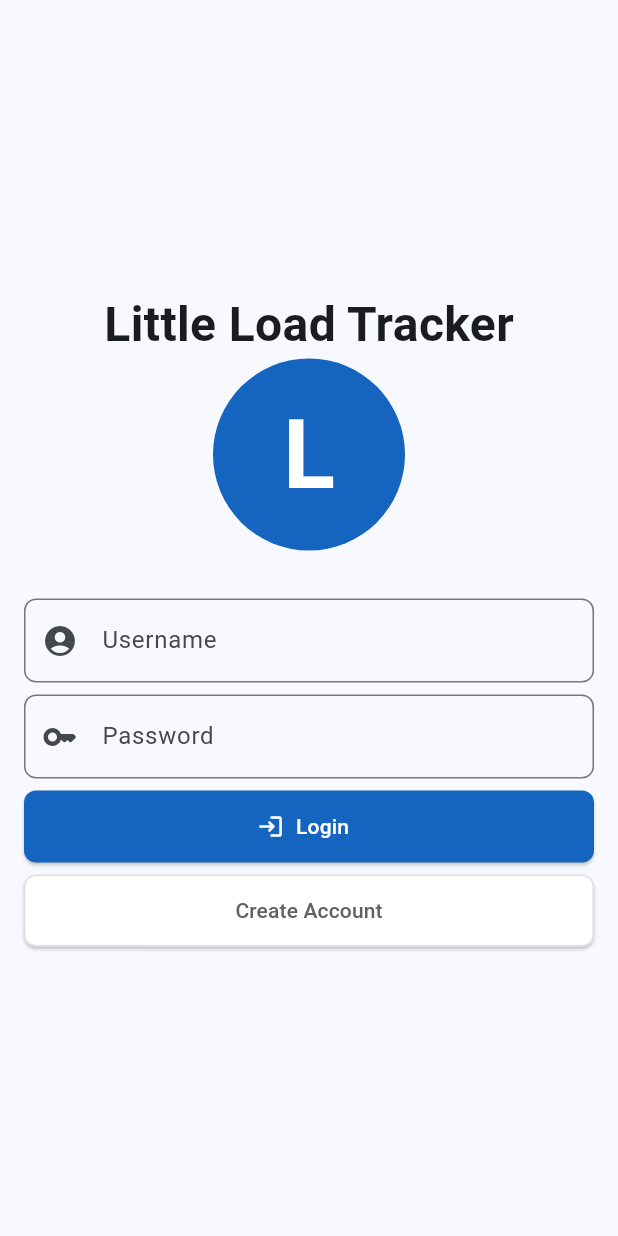
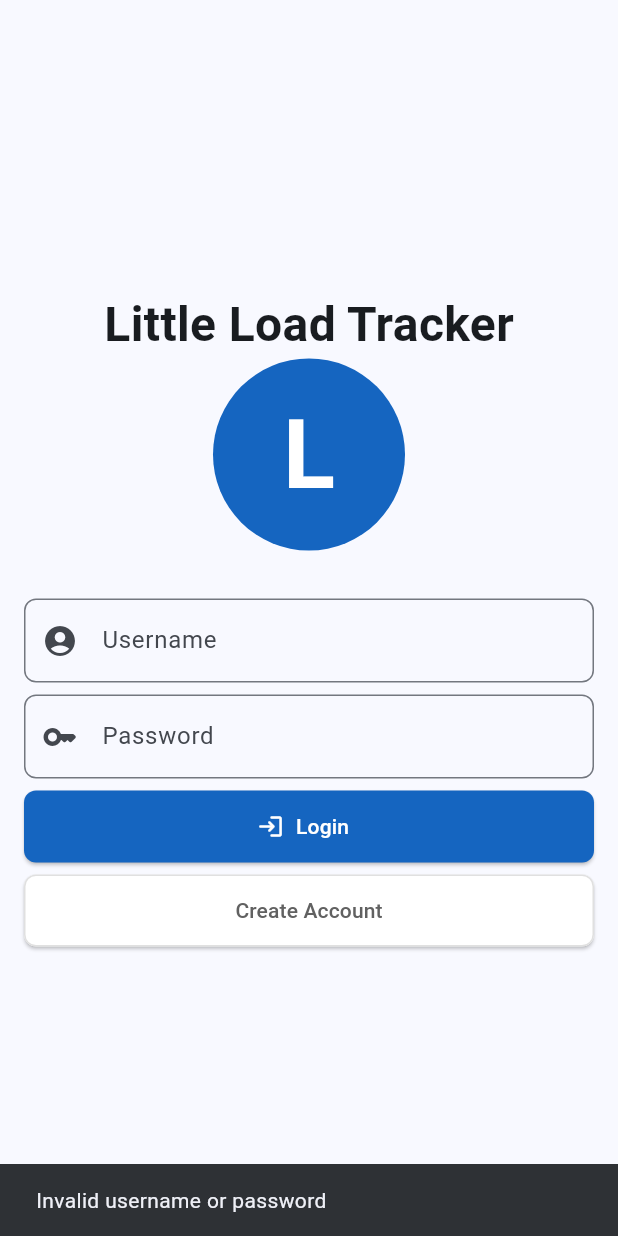
Before and after one commit to Caresle/little-load-tracker, a Flutter app: the screen it shows after launch, after a tap on "Login", on a phone screen of 412 x 824 dp. Run offline on Flutter 3.47's test engine with Material 3 defaults, Android fonts, the phone set to English and light mode, and no system bars; our stand-ins replace dio, flutter_dotenv, go_router, shared_preferences, socket_io_client; network calls fail.

Commit message:
feat(mobile-app): add snackbar in login screen

```diff
--- a/mobile_app/lib/screens/login_screen.dart
+++ b/mobile_app/lib/screens/login_screen.dart
@@ -19,8 +19,15 @@ class _LoginScreenState extends State<LoginScreen> {
 
   void onSubmit(BuildContext context) async {
     final res = await LoginService.login(
-        _usernameController.text, _passwordController.text);
+        _usernameController.text.trim(), _passwordController.text.trim());
     if (res == null) {
+      if (context.mounted) {
+        ScaffoldMessenger.of(context).showSnackBar(
+          SnackBar(
+            content: Text('Invalid username or password'),
+          ),
+        );
+      }
       return;
     }
     await SharedConfig.save(TokenConstants.key, res);
```
